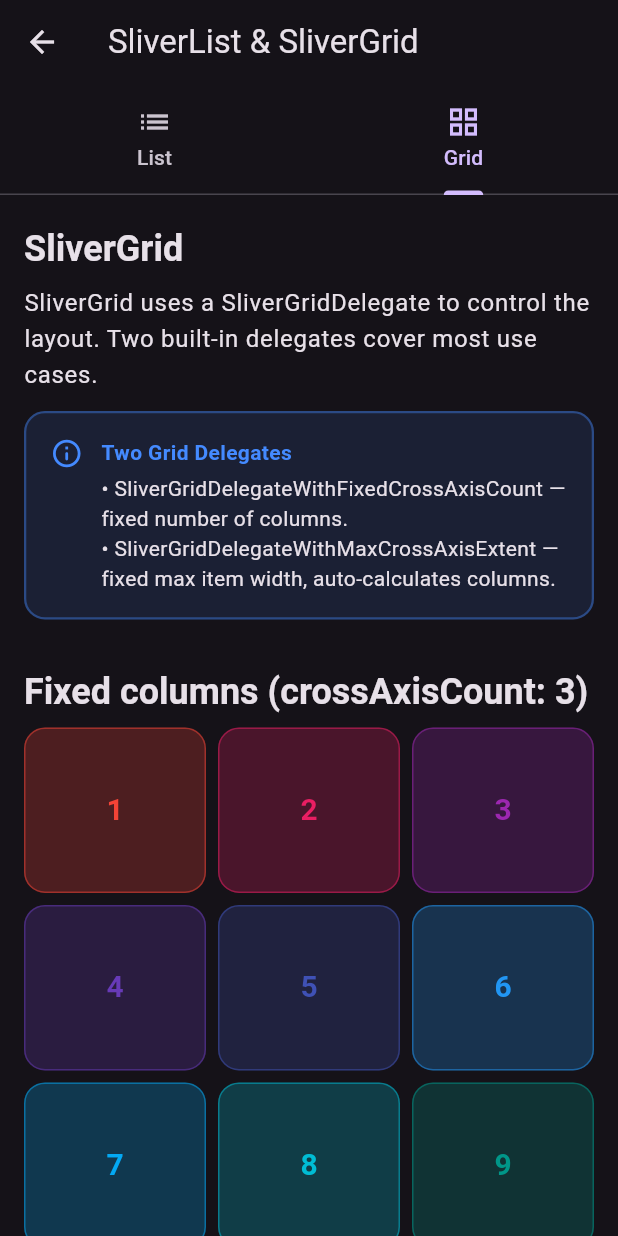
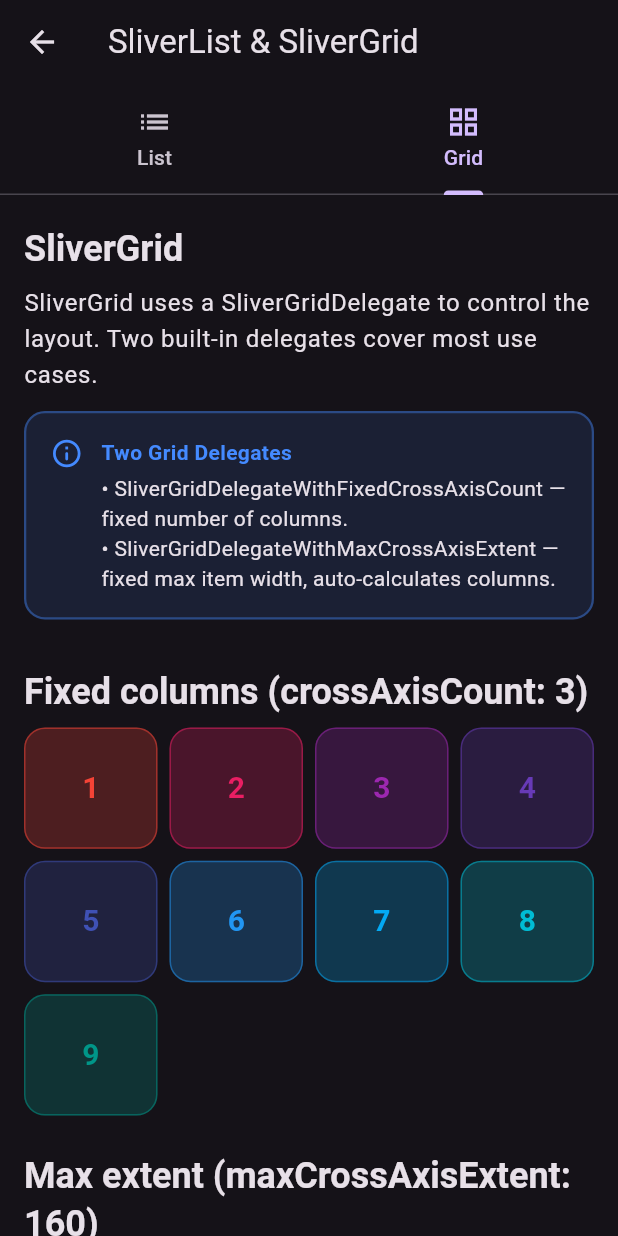
Before and after one commit to vdulnev/sliver, a Flutter app: the Lesson3ListGridScreen screen opened by its route, tab 2 chosen, on a phone screen of 412 x 824 dp. Run offline on Flutter 3.47's test engine with Material 3 defaults, Android fonts, the light colour scheme and no system bars.

Commit message:
feat: adjust grid demo parameters in Lesson 3
Increase fixed-count grid columns from 3 to 4, reduce max-extent tile
size from 160 to 100px, and expand the item count from 9 to 20 to better
demonstrate how each delegate fills available space.

```diff
--- a/lib/screens/lessons/lesson3_list_grid_screen.dart
+++ b/lib/screens/lessons/lesson3_list_grid_screen.dart
@@ -147,7 +147,7 @@ class _Lesson3ListGridScreenState extends State<Lesson3ListGridScreen>
           padding: const EdgeInsets.symmetric(horizontal: 16),
           sliver: SliverGrid(
             gridDelegate: const SliverGridDelegateWithFixedCrossAxisCount(
-              crossAxisCount: 3,
+              crossAxisCount: 4,
               mainAxisSpacing: 8,
               crossAxisSpacing: 8,
               childAspectRatio: 1.1,
@@ -174,14 +174,14 @@ class _Lesson3ListGridScreenState extends State<Lesson3ListGridScreen>
           padding: const EdgeInsets.symmetric(horizontal: 16),
           sliver: SliverGrid(
             gridDelegate: const SliverGridDelegateWithMaxCrossAxisExtent(
-              maxCrossAxisExtent: 160,
+              maxCrossAxisExtent: 100,
               mainAxisSpacing: 8,
               crossAxisSpacing: 8,
               childAspectRatio: 1.3,
             ),
             delegate: SliverChildBuilderDelegate(
               (context, index) => _gridCell(index, Colors.accents),
-              childCount: 9,
+              childCount: 20,
             ),
           ),
         ),
```
